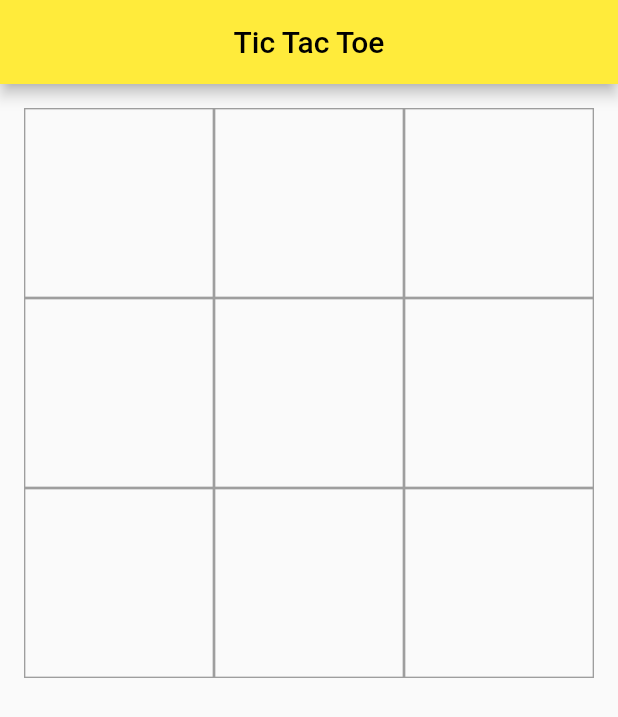
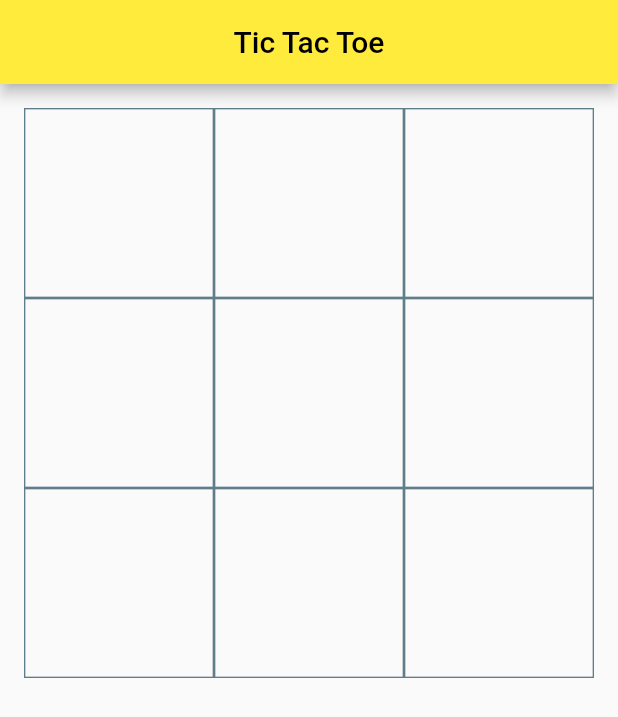
Before and after one commit to cosmin-pandeleanu/Curs_Flutter, a Flutter app: the screen it shows after launch, on a phone screen of 412 x 824 dp. Shown: the top 717 px of the screen. Run offline on Flutter 3.47's test engine with Material 2 defaults, Android fonts, the phone set to English and light mode, and no system bars; our stand-ins replace assets_audio_player.

Commit message:
Tema Curs 04 - Tic Tac Toe

```diff
--- a/lib/src/C_04/tic_tac_toe.dart
+++ b/lib/src/C_04/tic_tac_toe.dart
@@ -143,7 +143,7 @@ class _HomePageState extends State<HomePage> {
                   decoration: BoxDecoration(
                     border: Border.all(
                       width: 0.9,
-                      color: Colors.grey,
+                      color: Colors.blueGrey,
                     ),
                   ),
                   child: TextButton(
```
